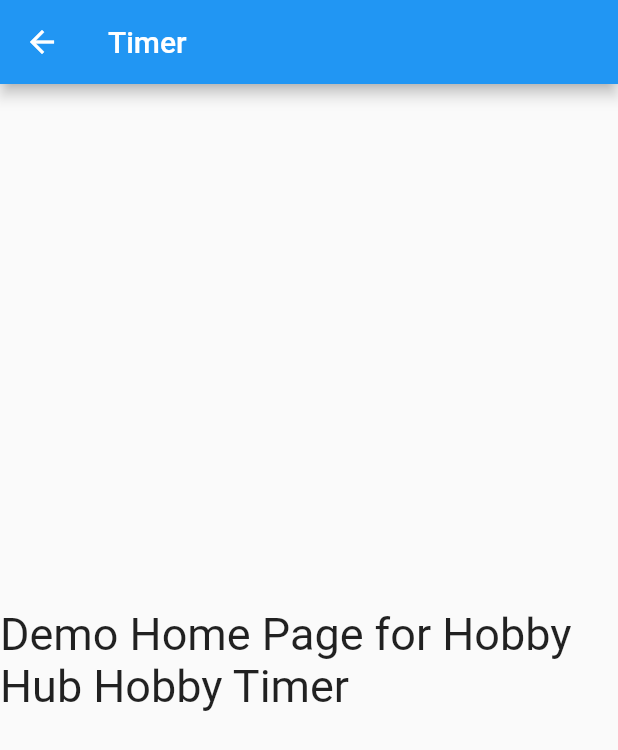
After one commit to JustAnOpossum/Hobby-Hub-CS-371-, a Flutter app: the TimerPage screen opened directly, on a phone screen of 412 x 824 dp. The commit adds this screen. Shown: the top 750 px of the screen. Run offline on Flutter 3.47's test engine with Material 2 defaults, Android fonts, the phone set to English and light mode, and no system bars.

Commit message:
Moved Timer to it's own dart file

```diff
--- /dev/null
+++ b/app_interface/lib/timer.dart
@@ -0,0 +1,21 @@
+import 'package:flutter/material.dart';
+
+class TimerPage extends StatefulWidget {
+  @override
+  _TimerPageState createState() => _TimerPageState();
+}
+
+class _TimerPageState extends State<TimerPage> {
+  @override
+  Widget build(BuildContext context) {
+    return Scaffold(
+      appBar: AppBar(
+        title: const Text('Timer'),
+      ),
+      body: const Center(
+        child: Text('Demo Home Page for Hobby Hub Hobby Timer',
+            style: TextStyle(fontSize: 30)),
+      ),
+    );
+  }
+}
```
Also changed, not shown: app_interface/lib/main.dart (+2 -12 lines).
